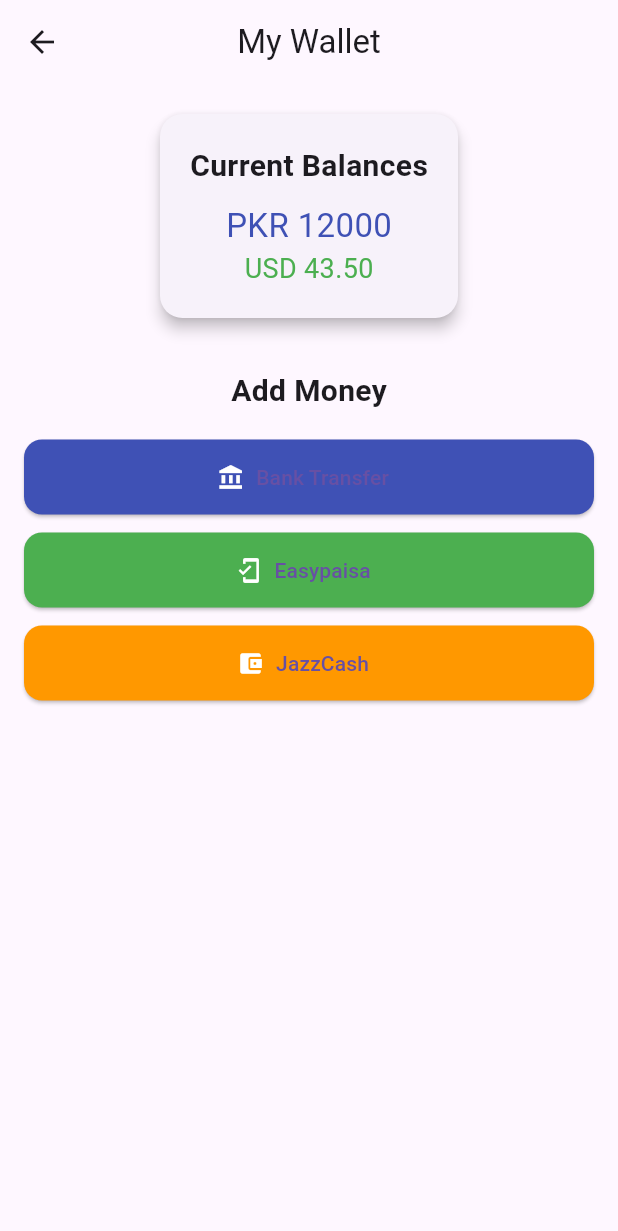
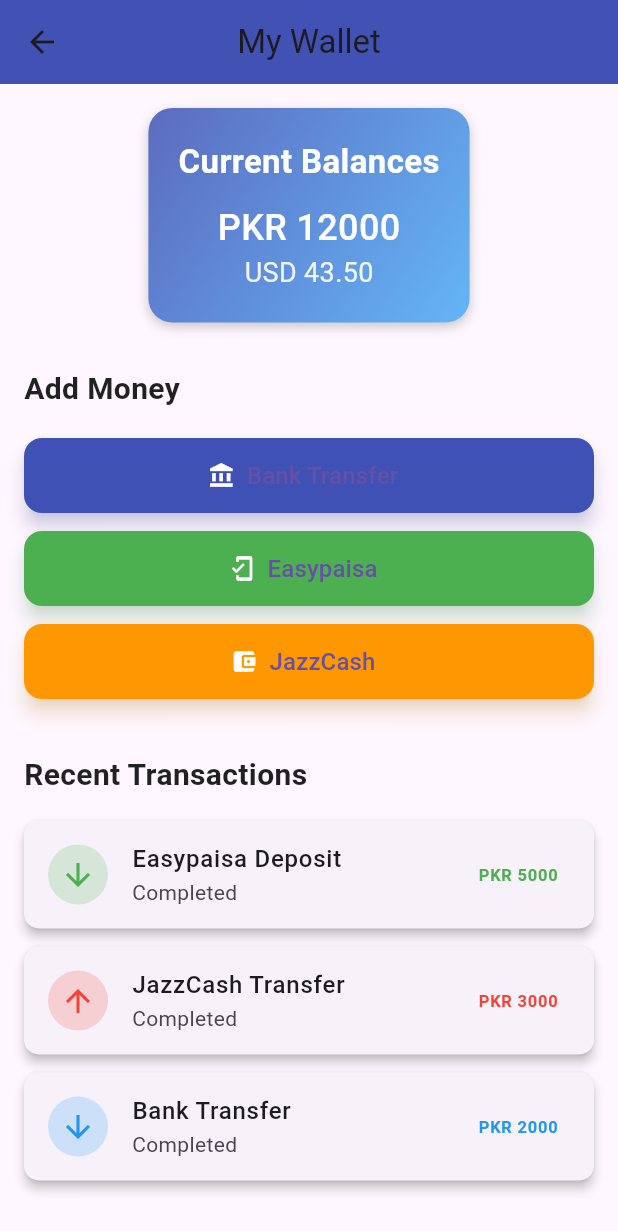
Before and after one commit to Farhanulhaq19/Trading--app, a Flutter app: the WalletScreen screen opened directly, on a phone screen of 412 x 824 dp. Shown: the top 1231 px of the screen. Run offline on Flutter 3.47's test engine with Material 3 defaults, Android fonts, the phone set to English and light mode, and no system bars.

Commit message:
Updated wallet

```diff
--- a/lib/wallet_screen.dart
+++ b/lib/wallet_screen.dart
@@ -13,42 +13,100 @@ class _WalletScreenState extends State<WalletScreen> {
 
   @override
   Widget build(BuildContext context) {
+    final isDark = Theme.of(context).brightness == Brightness.dark;
+    final textColor = isDark ? Colors.white : Colors.black87;
+    final bgCard = isDark ? const Color(0xFF1E1E1E) : Colors.white;
+
     return Scaffold(
-      appBar: AppBar(title: const Text('My Wallet'), centerTitle: true),
-      body: Padding(
-        padding: const EdgeInsets.all(16.0),
+      appBar: AppBar(
+        title: const Text('My Wallet'),
+        centerTitle: true,
+        elevation: 2,
+        backgroundColor: isDark ? Colors.indigo.shade700 : Colors.indigo,
+      ),
+      body: SingleChildScrollView(
+        padding: const EdgeInsets.all(16),
         child: Column(
           children: [
-            Card(
-              elevation: 4,
-              shape: RoundedRectangleBorder(borderRadius: BorderRadius.circular(15)),
-              child: Padding(
-                padding: const EdgeInsets.all(20.0),
-                child: Column(
-                  children: [
-                    const Text('Current Balances', style: TextStyle(fontSize: 20, fontWeight: FontWeight.bold)),
-                    const SizedBox(height: 10),
-                    Text('PKR ${balancePKR.toStringAsFixed(0)}',
-                        style: const TextStyle(fontSize: 22, color: Colors.indigo)),
-                    Text('USD ${balanceUSD.toStringAsFixed(2)}',
-                        style: const TextStyle(fontSize: 18, color: Colors.green)),
-                  ],
+            // 💰 Wallet Summary Card
+            Container(
+              decoration: BoxDecoration(
+                gradient: LinearGradient(
+                  colors: isDark
+                      ? [Colors.indigo.shade900, Colors.blueGrey.shade800]
+                      : [Colors.indigo.shade400, Colors.blue.shade300],
+                  begin: Alignment.topLeft,
+                  end: Alignment.bottomRight,
                 ),
+                borderRadius: BorderRadius.circular(16),
+                boxShadow: [
+                  BoxShadow(
+                    color: Colors.black.withOpacity(0.2),
+                    blurRadius: 6,
+                    offset: const Offset(0, 3),
+                  ),
+                ],
+              ),
+              padding: const EdgeInsets.all(20),
+              child: Column(
+                children: [
+                  const Text(
+                    'Current Balances',
+                    style: TextStyle(fontSize: 22, fontWeight: FontWeight.bold, color: Colors.white),
+                  ),
+                  const SizedBox(height: 12),
+                  Text(
+                    'PKR ${balancePKR.toStringAsFixed(0)}',
+                    style: const TextStyle(fontSize: 24, color: Colors.white, fontWeight: FontWeight.w500),
+                  ),
+                  Text(
+                    'USD ${balanceUSD.toStringAsFixed(2)}',
+                    style: TextStyle(
+                      fontSize: 18,
+                      color: Colors.white.withOpacity(0.9),
+                    ),
+                  ),
+                ],
               ),
             ),
+
             const SizedBox(height: 30),
-            const Text('Add Money', style: TextStyle(fontSize: 20, fontWeight: FontWeight.bold)),
+
+            // 💵 Add Money Section
+            Align(
+              alignment: Alignment.centerLeft,
+              child: Text(
+                'Add Money',
+                style: TextStyle(fontSize: 20, fontWeight: FontWeight.bold, color: textColor),
+              ),
+            ),
             const SizedBox(height: 12),
-            _buildPaymentButton('Bank Transfer', Icons.account_balance, Colors.indigo),
-            _buildPaymentButton('Easypaisa', Icons.mobile_friendly, Colors.green),
-            _buildPaymentButton('JazzCash', Icons.account_balance_wallet, Colors.orange),
+            _buildPaymentButton('Bank Transfer', Icons.account_balance, Colors.indigo, isDark),
+            _buildPaymentButton('Easypaisa', Icons.mobile_friendly, Colors.green, isDark),
+            _buildPaymentButton('JazzCash', Icons.account_balance_wallet, Colors.orange, isDark),
+
+            const SizedBox(height: 30),
+
+            // 📜 Recent Transactions Section
+            Align(
+              alignment: Alignment.centerLeft,
+              child: Text(
+                'Recent Transactions',
+                style: TextStyle(fontSize: 20, fontWeight: FontWeight.bold, color: textColor),
+              ),
+            ),
+            const SizedBox(height: 10),
+            _buildTransactionTile('Easypaisa Deposit', 'PKR 5000', Icons.arrow_downward, Colors.green),
+            _buildTransactionTile('JazzCash Transfer', 'PKR 3000', Icons.arrow_upward, Colors.red),
+            _buildTransactionTile('Bank Transfer', 'PKR 2000', Icons.arrow_downward, Colors.blue),
           ],
         ),
       ),
     );
   }
 
-  Widget _buildPaymentButton(String title, IconData icon, Color color) {
+  // 💳 Payment Button Builder
+  Widget _buildPaymentButton(String title, IconData icon, Color color, bool isDark) {
     return Padding(
       padding: const EdgeInsets.symmetric(vertical: 6),
       child: ElevatedButton.icon(
@@ -58,11 +116,33 @@ class _WalletScreenState extends State<WalletScreen> {
           );
         },
         icon: Icon(icon, color: Colors.white),
-        label: Text(title),
+        label: Text(title, style: const TextStyle(fontSize: 16, fontWeight: FontWeight.w500)),
         style: ElevatedButton.styleFrom(
           backgroundColor: color,
           minimumSize: const Size(double.infinity, 50),
           shape: RoundedRectangleBorder(borderRadius: BorderRadius.circular(12)),
+          shadowColor: color.withOpacity(0.4),
+          elevation: 5,
+        ),
+      ),
+    );
+  }
+
+  Widget _buildTransactionTile(String title, String amount, IconData icon, Color iconColor) {
+    return Card(
+      elevation: 3,
+      margin: const EdgeInsets.symmetric(vertical: 6),
+      shape: RoundedRectangleBorder(borderRadius: BorderRadius.circular(10)),
+      child: ListTile(
+        leading: CircleAvatar(
+          backgroundColor: iconColor.withOpacity(0.2),
+          child: Icon(icon, color: iconColor),
+        ),
+        title: Text(title, style: const TextStyle(fontWeight: FontWeight.w500)),
+        subtitle: const Text('Completed'),
+        trailing: Text(
+          amount,
+          style: TextStyle(fontWeight: FontWeight.bold, color: iconColor),
         ),
       ),
     );
```
